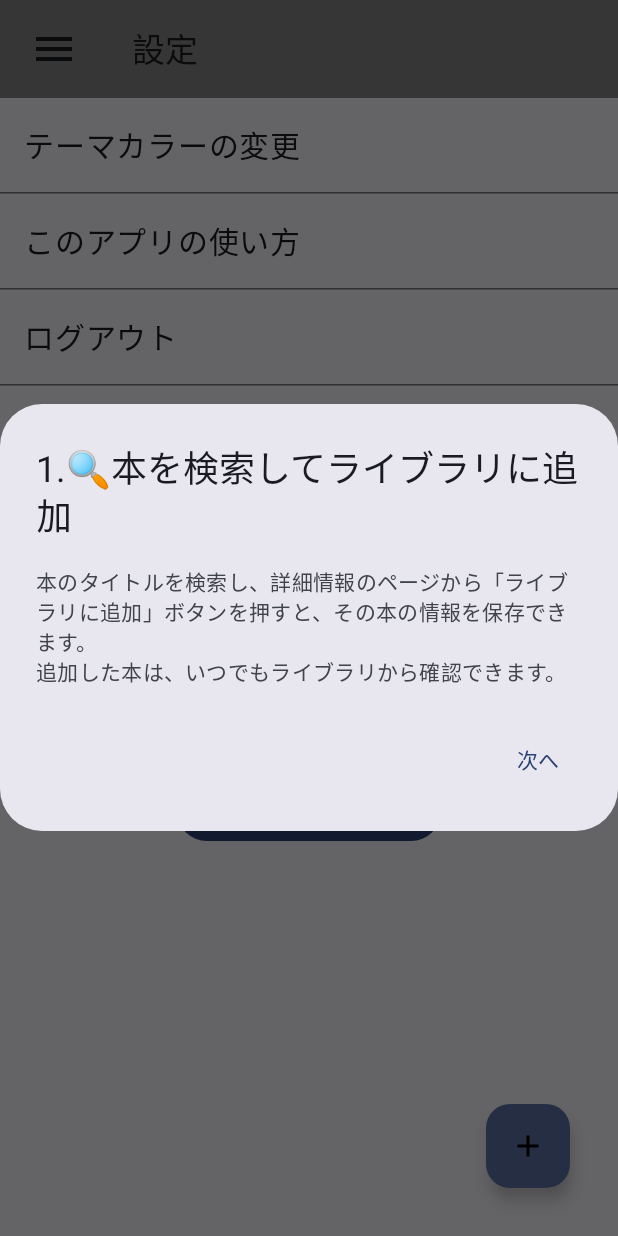
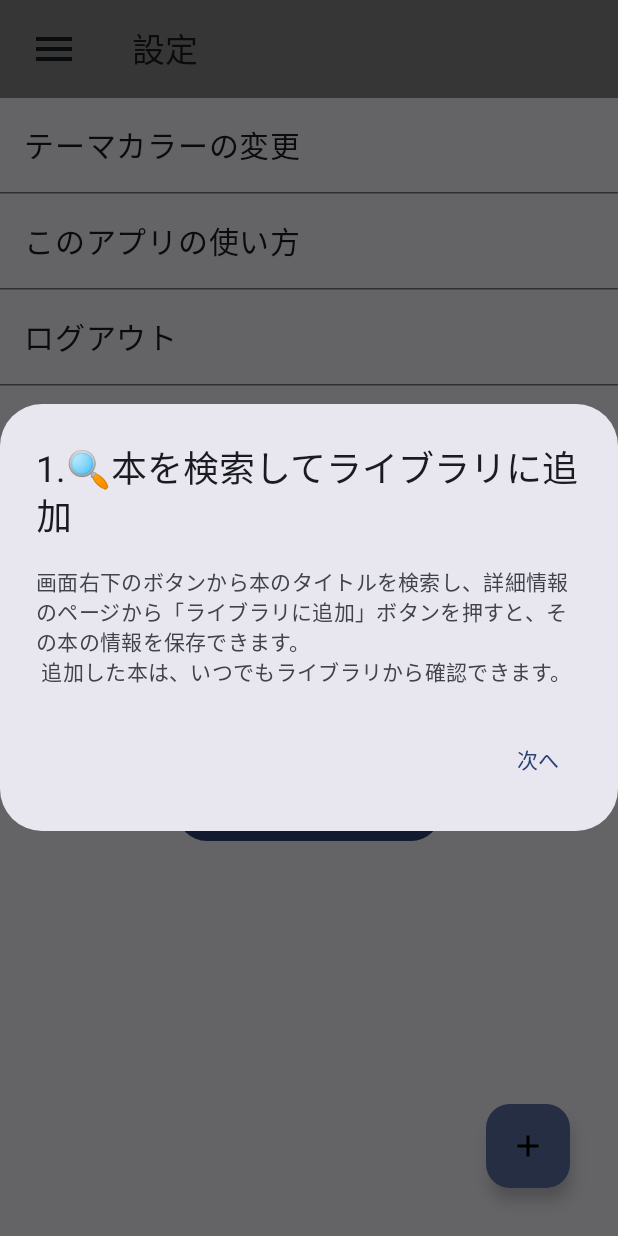
Before and after one commit to suzukibelltree/ReadTrack, an Android app built with Jetpack Compose: the SettingScreen screen opened through its navigation route, after a tap on "このアプリの使い方", on a phone screen of 412 x 824 dp. Run offline under Robolectric (Android 15) with nearby library versions, the light colour scheme and no system bars; our stand-ins replace Dagger/Hilt's generated code, Firebase (no records; nobody signed in at launch, a user with empty details on screens opened directly); libraries missing offline, so code that uses them is left out: com.patrykandpatrick.vico; pictures from the network do not load; 3 statements that could not run were skipped.

Commit message:
文字列リソースファイルの修正

```diff
--- a/app/src/main/java/com/example/readtrack/ReadTrackApp.kt
+++ b/app/src/main/java/com/example/readtrack/ReadTrackApp.kt
@@ -61,15 +61,7 @@ fun ReadTrackApp() {
     val scope = rememberCoroutineScope()
     val currentBackStackEntry by navController.currentBackStackEntryAsState()
     val currentRoute = currentBackStackEntry?.destination?.route?.substringAfter("Route.")
-    val topBarTitle = when (currentRoute) {
-        Route.Home.toString() -> TopTextList.Home.value
-        Route.Library.toString() -> TopTextList.Library.value
-        Route.RegisterProcess.toString() -> TopTextList.RegisterProcess.value
-        Route.Setting.toString() -> TopTextList.Setting.value
-        Route.Search.toString() -> TopTextList.Search.value
-        Route.BookDetail.toString() -> TopTextList.BookDetail.value
-        else -> "MyBook"
-    }
+    val topBarTitle = getTopBarTitle(currentRoute)
     val context = LocalContext.current
     val themeColor by getValue(context, "theme_color").collectAsState(initial = "")
     ModalNavigationDrawer(
@@ -178,3 +170,17 @@ fun DrawerContent(
         }
     }
 }
+
+@Composable
+fun getTopBarTitle(currentRoute: String?): String {
+    val context = LocalContext.current
+    return when (currentRoute) {
+        Route.Home.toString() -> context.getString(TopTextList.Home.resId)
+        Route.Library.toString() -> context.getString(TopTextList.Library.resId)
+        Route.RegisterProcess.toString() -> context.getString(TopTextList.RegisterProcess.resId)
+        Route.Setting.toString() -> context.getString(TopTextList.Setting.resId)
+        Route.Search.toString() -> context.getString(TopTextList.Search.resId)
+        Route.BookDetail.toString() -> context.getString(TopTextList.BookDetail.resId)
+        else -> context.getString(TopTextList.MyBook.resId) // 文字列リソースを適用
+    }
+}
--- a/app/src/main/java/com/example/readtrack/compose/HomeScreen.kt
+++ b/app/src/main/java/com/example/readtrack/compose/HomeScreen.kt
@@ -69,7 +69,7 @@ fun HomeScreen(
         horizontalAlignment = Alignment.CenterHorizontally
     ) {
         Text(
-            text = "${user.displayName}さん、ようこそ！",
+            text = stringResource(R.string.home_greeting, user.displayName!!),
             fontSize = 20.sp,
             modifier = Modifier
                 .padding(8.dp)
@@ -109,7 +109,7 @@ fun HomeScreen(
             MiniBookCard(
                 book = it,
                 navController = navController,
-                message = "追加日時：${newBook!!.registeredDate}"
+                message = stringResource(R.string.home_new_addedDate, newBook!!.registeredDate)
             )
         }
         ReadLogGraph(readLogs = recentReadLogs)
--- a/app/src/main/java/com/example/readtrack/compose/HowToUseDialog.kt
+++ b/app/src/main/java/com/example/readtrack/compose/HowToUseDialog.kt
@@ -9,6 +9,8 @@ import androidx.compose.runtime.getValue
 import androidx.compose.runtime.mutableStateOf
 import androidx.compose.runtime.remember
 import androidx.compose.runtime.setValue
+import androidx.compose.ui.res.stringResource
+import com.example.readtrack.R
 
 @Composable
 fun HowToUseDialog(onDismiss: () -> Unit) {
@@ -18,30 +20,23 @@ fun HowToUseDialog(onDismiss: () -> Unit) {
         onDismissRequest = onDismiss,
         title = {
             when (currentPage) {
-                0 -> Text(text = "1.\uD83D\uDD0D本を検索してライブラリに追加")
-                1 -> Text(text = "2.\uD83D\uDCDA読書状態とページ数を記録")
-                2 -> Text(text = "3.\uD83D\uDCCA月ごとの読書統計を確認")
+                0 -> Text(text = stringResource(id = R.string.setting_explain_first_title))
+                1 -> Text(text = stringResource(id = R.string.setting_explain_second_title))
+                2 -> Text(text = stringResource(id = R.string.setting_explain_third_title))
             }
         },
         text = {
             when (currentPage) {
                 0 -> Text(
-                    "本のタイトルを検索し、詳細情報のページから「ライブラリに追加」ボタンを押すと、その本の情報を保存できます。\n" +
-                            "追加した本は、いつでもライブラリから確認できます。"
+                    text = stringResource(id = R.string.setting_explain_first)
                 )
 
                 1 -> Text(
-                    "ライブラリにある本は、以下の読書状態を設定できます。\n" +
-                            "\n" +
-                            "未読 \uD83D\uDCD8（まだ読んでいない）\n" +
-                            "読書中 \uD83D\uDCD6（読んでいる途中）\n" +
-                            "読了 ✅（読み終わった）\n" +
-                            "\nまた、読んだページ数を入力して進捗を記録できます。"
+                    text = stringResource(id = R.string.setting_explain_second)
                 )
 
                 2 -> Text(
-                    "読んだページ数は月ごとに記録され、グラフで確認できます。\n" +
-                            "読書の進み具合を振り返りながら、次の本を読む計画を立てましょう！"
+                    text = stringResource(id = R.string.setting_explain_third)
                 )
             }
         },
@@ -49,16 +44,16 @@ fun HowToUseDialog(onDismiss: () -> Unit) {
             Row {
                 if (currentPage > 0) {
                     TextButton(onClick = { currentPage-- }) {
-                        Text("戻る")
+                        Text(text = stringResource(id = R.string.setting_explain_back))
                     }
                 }
                 if (currentPage < 2) {
                     TextButton(onClick = { currentPage++ }) {
-                        Text("次へ")
+                        Text(text = stringResource(id = R.string.setting_explain_next))
                     }
                 } else {
                     TextButton(onClick = onDismiss) {
-                        Text("閉じる")
+                        Text(text = stringResource(id = R.string.setting_explain_finish))
                     }
                 }
             }
--- a/app/src/main/java/com/example/readtrack/compose/SettingScreen.kt
+++ b/app/src/main/java/com/example/readtrack/compose/SettingScreen.kt
@@ -77,7 +77,7 @@ fun SettingScreen(
                     modifier = Modifier
                         .fillMaxWidth()
                         .padding(16.dp),
-                    horizontalArrangement = Arrangement.spacedBy(16.dp), // 選択肢の間にスペースを追加
+                    horizontalArrangement = Arrangement.spacedBy(16.dp),
                     verticalAlignment = Alignment.CenterVertically
                 ) {
                     colorOptions.forEach { text ->
@@ -111,7 +111,7 @@ fun SettingScreen(
         }
         HorizontalDivider()
         Text(
-            text = "このアプリの使い方",
+            text = stringResource(id = R.string.setting_how_to_use),
             fontSize = 20.sp,
             modifier = Modifier
                 .fillMaxWidth()
@@ -122,7 +122,7 @@ fun SettingScreen(
         )
         HorizontalDivider()
         Text(
-            text = "ログアウト",
+            text = stringResource(id = R.string.setting_logout),
             fontSize = 20.sp,
             modifier = Modifier
                 .fillMaxWidth()
--- a/app/src/main/res/values/strings.xml
+++ b/app/src/main/res/values/strings.xml
@@ -1,5 +1,12 @@
 <resources>
     <string name="app_name">ReadTrack</string>
+    <string name="app_topBar_home">ホーム</string>
+    <string name="app_topBar_library">ライブラリ</string>
+    <string name="app_topBar_setting">設定</string>
+    <string name="app_topBar_register_process">登録方法の選択</string>
+    <string name="app_topBar_search">検索</string>
+    <string name="app_topBar_detail">本の詳細</string>
+    <string name="app_topBar_myBook">マイbook</string>
     <string name="read_state_unread">未読</string>
     <string name="read_state_reading">読書中</string>
     <string name="read_state_read">読了</string>
@@ -18,10 +25,11 @@
     <string name="bookDetail_added">ライブラリに追加しました</string>
     <string name="bookDetail_addButton">ライブラリに追加</string>
     <string name="home_number_of_FinishedBooks">これまでに読了した本：%s 冊</string>
+    <string name="home_greeting">%s さん、こんにちは！</string>
     <string name="home_last_updatedBook">最後に更新した本</string>
     <string name="home_last_updatedDate">最終アクセス：%s </string>
     <string name="home_new_addedBook">新しく登録された本</string>
-    <string name="home_new_addedDate">追加日時</string>
+    <string name="home_new_addedDate">追加日時: %s</string>
     <string name="home_readLog">読書ログ</string>
     <string name="home_pageCount">ページ数</string>
     <string name="home_yearMonth">年/月</string>
@@ -42,7 +50,32 @@
     <string name="search_unknown">不明</string>
     <string name="setting_character_size">文字サイズの変更</string>
     <string name="setting_theme_color">テーマカラーの変更</string>
+    <string name="setting_how_to_use">このアプリの使い方</string>
+    <string name="setting_logout">ログアウト</string>
     <string name="setting_switch_dark_light">ダークモード/ライトモード切替</string>
+    <string name="setting_explain_first_title">1.🔍本を検索してライブラリに追加</string>
+    <string name="setting_explain_second_title">2.📚読書状態とページ数を記録</string>
+    <string name="setting_explain_third_title">3.📊月ごとの読書統計を確認</string>
+    <string name="setting_explain_first">
+        画面右下のボタンから本のタイトルを検索し、詳細情報のページから「ライブラリに追加」ボタンを押すと、その本の情報を保存できます。\n
+        追加した本は、いつでもライブラリから確認できます。
+    </string>
+    <string name="setting_explain_second">
+        ライブラリにある本は、以下の読書状態を設定できます。\n
+        \n
+        未読 📘（まだ読んでいない）\n
+        読書中 📖（読んでいる途中）\n
+        読了 ✅（読み終わった）\n
+        \n
+        また、読んだページ数を入力して進捗を記録できます。
+    </string>
+    <string name="setting_explain_third">
+        読んだページ数は月ごとに記録され、グラフで確認できます。\n
+        読書の進み具合を振り返りながら、次の本を読む計画を立てましょう！
+    </string>
+    <string name="setting_explain_back">戻る</string>
+    <string name="setting_explain_next">次へ</string>
+    <string name="setting_explain_finish">閉じる</string>
     <string name="drawer_home">ホーム</string>
     <string name="drawer_library">ライブラリ</string>
     <string name="drawer_setting">設定</string>
```
Also changed, not shown: app/src/main/java/com/example/readtrack/compose/TopTextList.kt (+15 -8 lines), 1 other file.
